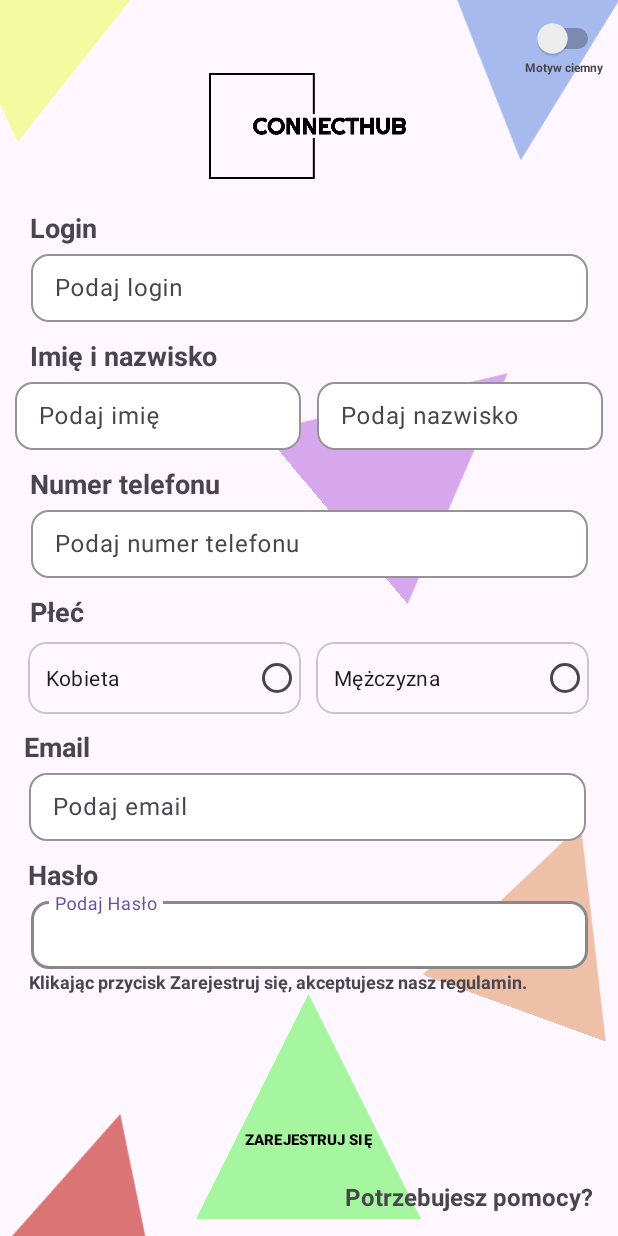
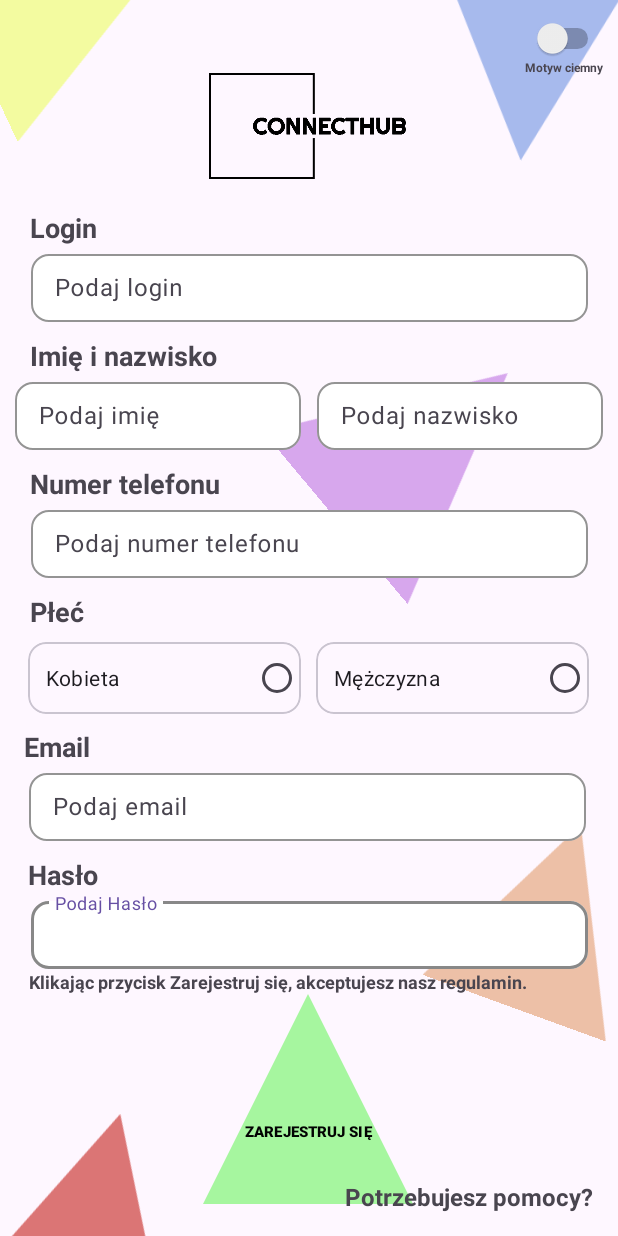
Before and after one commit to Gio-log/ConnectHub, an Android app: the Register screen opened directly, with no data from a screen before it, on a phone screen of 412 x 824 dp. Run offline under Robolectric (Android 15) with nearby library versions, the phone set to English and light mode, and no system bars.

Commit message:
Minor menu tweaks and orientation lock

```diff
--- a/app/src/main/res/layout/activity_main_menu.xml
+++ b/app/src/main/res/layout/activity_main_menu.xml
@@ -309,5 +309,6 @@
         app:layout_constraintBottom_toBottomOf="parent"
         app:layout_constraintStart_toStartOf="parent"
         app:layout_constraintEnd_toEndOf="parent"
-        app:labelVisibilityMode="unlabeled" />
+        app:labelVisibilityMode="unlabeled"
+        app:itemIconSize="24dp" />
 </androidx.constraintlayout.widget.ConstraintLayout>
--- a/app/src/main/res/layout/activity_register.xml
+++ b/app/src/main/res/layout/activity_register.xml
@@ -354,8 +354,8 @@
 
     <Button
         android:id="@+id/register_complete_button"
-        android:layout_width="150dp"
-        android:layout_height="150dp"
+        android:layout_width="140dp"
+        android:layout_height="140dp"
         android:background="@drawable/arrow_up"
         android:paddingTop="50dp"
         android:text="ZAREJESTRUJ SIĘ"
--- a/app/src/main/res/menu/bottom_nav_menu.xml
+++ b/app/src/main/res/menu/bottom_nav_menu.xml
@@ -2,7 +2,7 @@
 <menu xmlns:android="http://schemas.android.com/apk/res/android">
     <item
         android:id="@+id/nav_Main_menu"
-        android:icon="@drawable/arrow_up"
+        android:icon="@drawable/ic_launcher_foreground"
         android:title="" />
     <item
         android:id="@+id/nav_Users"
--- a/app/src/main/res/values/themes.xml
+++ b/app/src/main/res/values/themes.xml
@@ -8,12 +8,12 @@
 
     <style name="Theme.ConnectHub" parent="Base.Theme.ConnectHub" />
     <style name="CustomBottomNavigation" parent="Widget.MaterialComponents.BottomNavigationView">
-        <item name="itemIconSize">30dp</item> <!-- smaller icons -->
+        <item name="itemIconSize">20dp</item> <!-- smaller icons -->
         <item name="itemTextAppearanceActive">@style/BottomNavText</item>
         <item name="itemTextAppearanceInactive">@style/BottomNavText</item>
     </style>
 
     <style name="BottomNavText" parent="TextAppearance.AppCompat.Caption">
-        <item name="android:textSize">0sp</item> <!-- or 0sp if icon-only -->
+        <item name="android:textSize">0sp</item>
     </style>
 </resources>
```
Also changed, not shown: app/src/main/AndroidManifest.xml (+10 -0 lines), app/src/main/res/drawable/menu_icon_main_menu.xml (added, +11 -0 lines).
